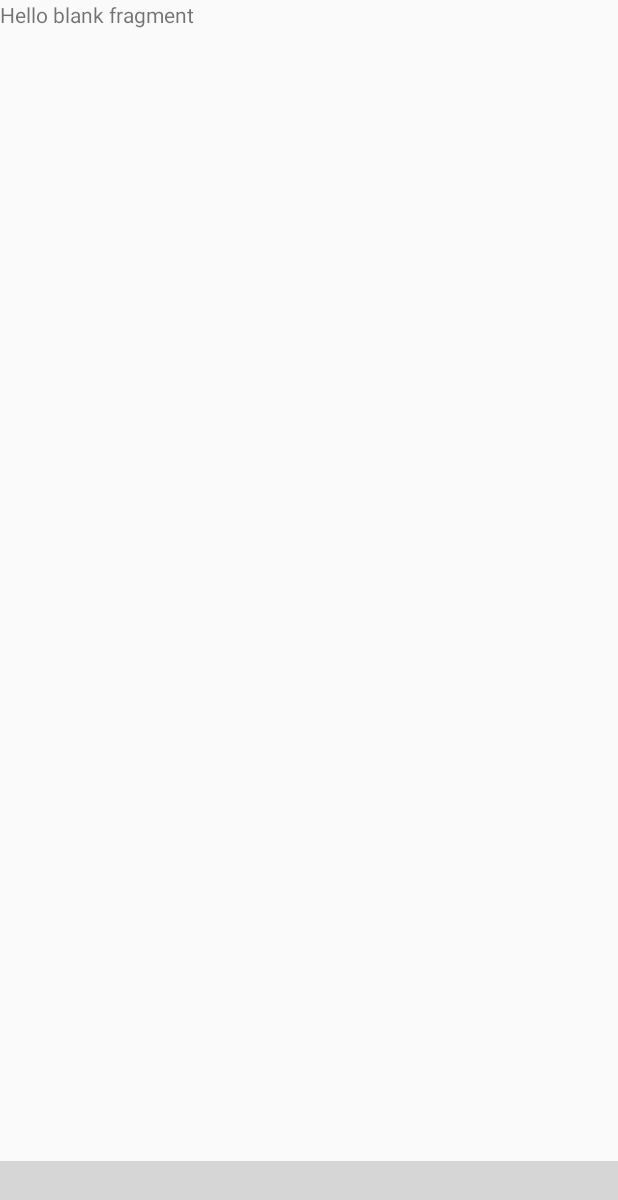
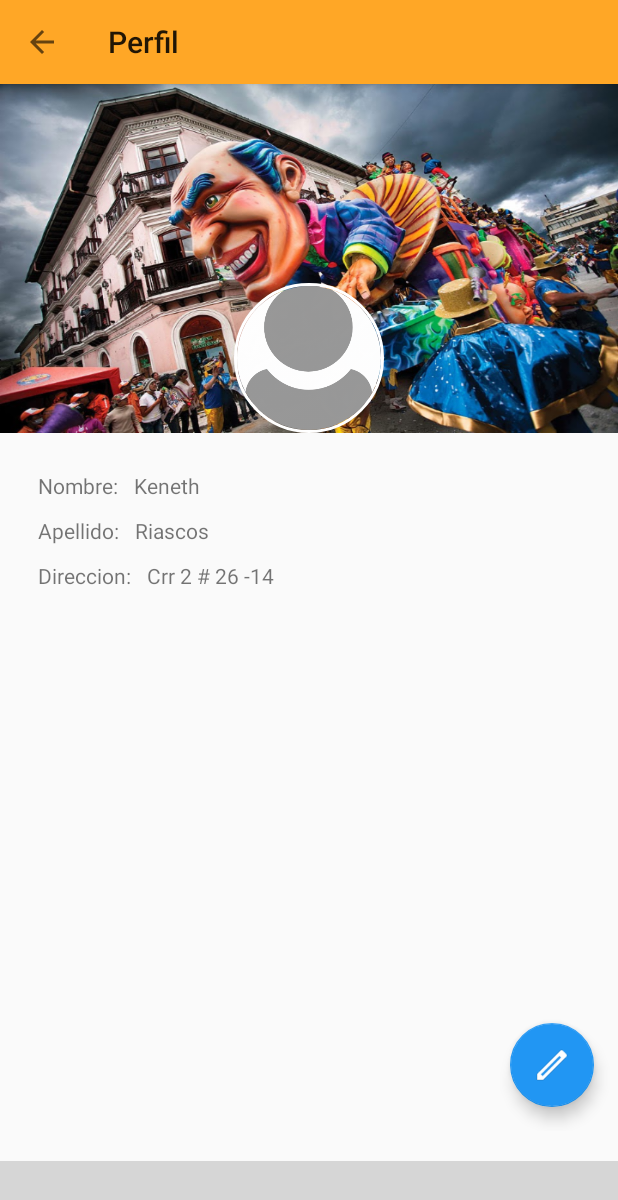
Before and after one commit to pipre94/proyectoSITfinal2, an Android app: the fragment ProfileFragment placed in its activity, on a phone screen of 412 x 824 dp. Shown: the top 1200 px of the screen. Run offline under Robolectric (Android 15) with nearby library versions, the phone set to English and light mode, and no system bars; our stand-ins replace CircleImageView; libraries missing offline, so code that uses them is left out: com.roughike.bottombar; plain views replace BottomBar; 3 statements that could not run were skipped; grey boxes are pictures that could not be loaded.

Commit message:
Perfil de usuario SITP

```diff
--- a/app/build.gradle
+++ b/app/build.gradle
@@ -32,4 +32,5 @@ dependencies {
     compile 'com.android.support:support-v4:25.3.1'
     testCompile 'junit:junit:4.12'
     compile 'com.google.android.gms:play-services-maps:10.2.1'
+    compile 'de.hdodenhof:circleimageview:2.1.0'
 }
--- a/app/src/main/java/com/example/andresteran_i014213/projectofinal_sti/Views/Fragments/HomeFragment.java
+++ b/app/src/main/java/com/example/andresteran_i014213/projectofinal_sti/Views/Fragments/HomeFragment.java
@@ -58,7 +58,6 @@ public class HomeFragment extends Fragment {
 
         showTolbar(getResources().getString(R.string.txt_title_toolbar_Container),true);
         setHasOptionsMenu(true); // para poder poner toolbar  en fragmento
-
         onClickButton();
         return view;
     }
--- a/app/src/main/java/com/example/andresteran_i014213/projectofinal_sti/Views/Fragments/ProfileFragment.java
+++ b/app/src/main/java/com/example/andresteran_i014213/projectofinal_sti/Views/Fragments/ProfileFragment.java
@@ -1,11 +1,20 @@
 package com.example.andresteran_i014213.projectofinal_sti.Views.Fragments;
 
 
+import android.graphics.Bitmap;
+import android.graphics.drawable.BitmapDrawable;
+import android.graphics.drawable.Drawable;
 import android.os.Bundle;
 import android.support.v4.app.Fragment;
+import android.support.v4.graphics.drawable.RoundedBitmapDrawable;
+import android.support.v4.graphics.drawable.RoundedBitmapDrawableFactory;
+import android.support.v7.app.AppCompatActivity;
+import android.support.v7.widget.Toolbar;
 import android.view.LayoutInflater;
+import android.view.MenuItem;
 import android.view.View;
 import android.view.ViewGroup;
+import android.widget.ImageView;
 
 import com.example.andresteran_i014213.projectofinal_sti.R;
 
@@ -14,17 +23,35 @@ import com.example.andresteran_i014213.projectofinal_sti.R;
  */
 public class ProfileFragment extends Fragment {
 
+    View view;
 
     public ProfileFragment() {
-        // Required empty public constructor
     }
 
 
     @Override
     public View onCreateView(LayoutInflater inflater, ViewGroup container,
                              Bundle savedInstanceState) {
-        // Inflate the layout for this fragment
-        return inflater.inflate(R.layout.fragment_profile, container, false);
+
+        view = inflater.inflate(R.layout.fragment_profile, container, false);
+
+        showTolbar(getResources().getString(R.string.txt_title_toolbar_profile),true);
+        setHasOptionsMenu(true);
+
+        return view ;
+    }
+
+    public boolean onOptionsItemSelected(MenuItem item) {
+
+        return super.onOptionsItemSelected(item);
+    }
+
+    private void showTolbar(String title, boolean upButton) {
+        Toolbar toolbar = (Toolbar) view.findViewById(R.id.toolbar);
+
+        ((AppCompatActivity) getActivity()).setSupportActionBar(toolbar);
+        ((AppCompatActivity) getActivity()).getSupportActionBar().setTitle(title);
+        ((AppCompatActivity) getActivity()).getSupportActionBar().setDisplayHomeAsUpEnabled(upButton);
     }
 
 }
--- a/app/src/main/res/layout/fragment_profile.xml
+++ b/app/src/main/res/layout/fragment_profile.xml
@@ -1,13 +1,115 @@
-<FrameLayout xmlns:android="http://schemas.android.com/apk/res/android"
+<android.support.design.widget.CoordinatorLayout
+    xmlns:android="http://schemas.android.com/apk/res/android"
     xmlns:tools="http://schemas.android.com/tools"
     android:layout_width="match_parent"
     android:layout_height="match_parent"
+    xmlns:app="http://schemas.android.com/apk/res-auto"
     tools:context="com.example.andresteran_i014213.projectofinal_sti.Views.Fragments.ProfileFragment">
 
-    <!-- TODO: Update blank fragment layout -->
-    <TextView
+    <include layout="@layout/actionbar_toolbar"/>
+
+    <LinearLayout
         android:layout_width="match_parent"
         android:layout_height="match_parent"
-        android:text="@string/hello_blank_fragment" />
+        android:orientation="vertical"
+        app:layout_behavior="@string/appbar_scrolling_view_behavior"
 
-</FrameLayout>
+        android:weightSum="1">
+
+        <LinearLayout
+            android:layout_width="match_parent"
+            android:layout_height="196dp"
+            android:orientation="vertical"
+            android:gravity="bottom"
+            android:background="@drawable/negros_blancos_1"
+            android:layout_weight="0.1">
+
+            <de.hdodenhof.circleimageview.CircleImageView
+                xmlns:app="http://schemas.android.com/apk/res-auto"
+                android:id="@+id/id_profile"
+                android:layout_gravity="center"
+                android:layout_width="100dp"
+                android:layout_height="100dp"
+                android:src="@drawable/profile"
+                app:civ_border_width="2dp"
+                app:civ_border_color="@android:color/white"/>
+        </LinearLayout>
+
+        <LinearLayout
+            android:layout_width="match_parent"
+            android:layout_height="wrap_content"
+            android:orientation="vertical"
+            android:padding="20dp">
+            <LinearLayout
+                android:layout_width="match_parent"
+                android:layout_height="wrap_content">
+
+                <TextView
+                    android:id="@+id/id_txt_name"
+                    android:layout_width="wrap_content"
+                    android:layout_height="wrap_content"
+                    android:text="Nombre:"
+                    android:layout_margin="5dp"/>
+
+                <TextView
+                    android:id="@+id/id_txt_profile_name"
+                    android:layout_width="wrap_content"
+                    android:layout_height="wrap_content"
+                    android:text="@string/str_profile_name"
+                    android:layout_margin="5dp"/>
+            </LinearLayout>
+
+            <LinearLayout
+                android:layout_width="match_parent"
+                android:layout_height="wrap_content">
+
+                <TextView
+                    android:id="@+id/id_txt_lastName"
+                    android:layout_width="wrap_content"
+                    android:layout_height="wrap_content"
+                    android:layout_margin="5dp"
+                    android:text="Apellido:"/>
+
+                <TextView
+                    android:id="@+id/str_profile_lastName"
+                    android:layout_width="wrap_content"
+                    android:layout_height="wrap_content"
+                    android:layout_margin="5dp"
+                    android:text="@string/str_profile_lastName"/>
+
+            </LinearLayout>
+
+
+
+            <LinearLayout
+                android:layout_width="match_parent"
+                android:layout_height="wrap_content">
+
+                <TextView
+                    android:id="@+id/id_txt_address"
+                    android:layout_width="wrap_content"
+                    android:layout_height="wrap_content"
+                    android:layout_margin="5dp"
+                    android:text="Direccion:"/>
+
+                <TextView
+                    android:id="@+id/str_profile_address"
+                    android:layout_width="wrap_content"
+                    android:layout_height="wrap_content"
+                    android:layout_margin="5dp"
+                    android:text="@string/str_profile_address"/>
+
+            </LinearLayout>
+
+        </LinearLayout>
+
+    </LinearLayout>
+
+    <android.support.design.widget.FloatingActionButton
+        android:layout_width="wrap_content"
+        android:layout_height="wrap_content"
+        android:layout_gravity="bottom|end"
+        android:layout_margin="16dp"
+        android:src="@drawable/edit_48"/>
+
+</android.support.design.widget.CoordinatorLayout>
--- a/app/src/main/res/values/strings.xml
+++ b/app/src/main/res/values/strings.xml
@@ -23,4 +23,10 @@
     <string name="id_btn_map_seattle">Seattle</string>
     <string name="id_btn_map_dublin">Dublin</string>
     <string name="id_btn_map_tokyo">Tokyo</string>
+    <string name="str_btn_profile_route">Rutas</string>
+    <string name="str_btn_profile_picks">Fotos</string>
+    <string name="txt_title_toolbar_profile">Perfil</string>
+    <string name="str_profile_name">Keneth</string>
+    <string name="str_profile_lastName">Riascos</string>
+    <string name="str_profile_address">Crr 2 # 26 -14</string>
 </resources>
```
Also changed, not shown: app/src/main/res/drawable-hdpi/edit_48.png (added), app/src/main/res/drawable-hdpi/negros_blancos_1.png (added), app/src/main/res/drawable-hdpi/profile.png (added), app/src/main/res/drawable-mdpi/edit_48.png (added), app/src/main/res/drawable-mdpi/negros_blancos_1.png (added), app/src/main/res/drawable-mdpi/profile.png (added), app/src/main/res/drawable-xhdpi/edit_48.png (added), app/src/main/res/drawable-xhdpi/profile.png (added), app/src/main/res/drawable-xxhdpi/edit_48.png (added), app/src/main/res/drawable-xxhdpi/profile.png (added), app/src/main/res/drawable-xxxhdpi/edit_48.png (added), app/src/main/res/drawable-xxxhdpi/profile.png (added), 3 other files.
